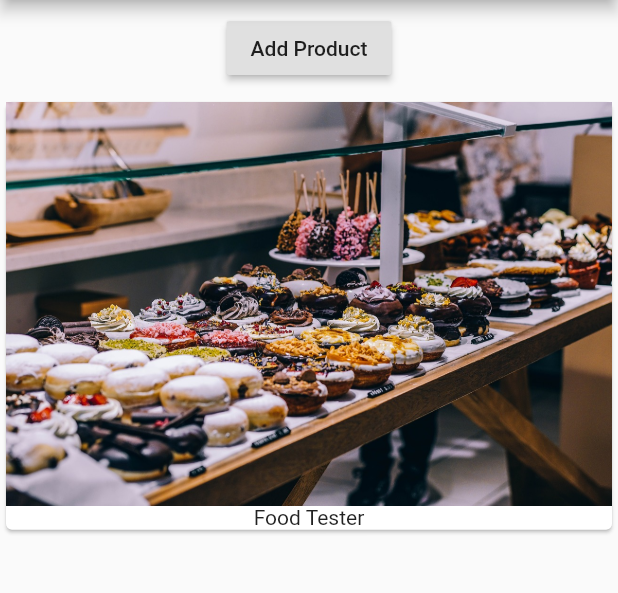
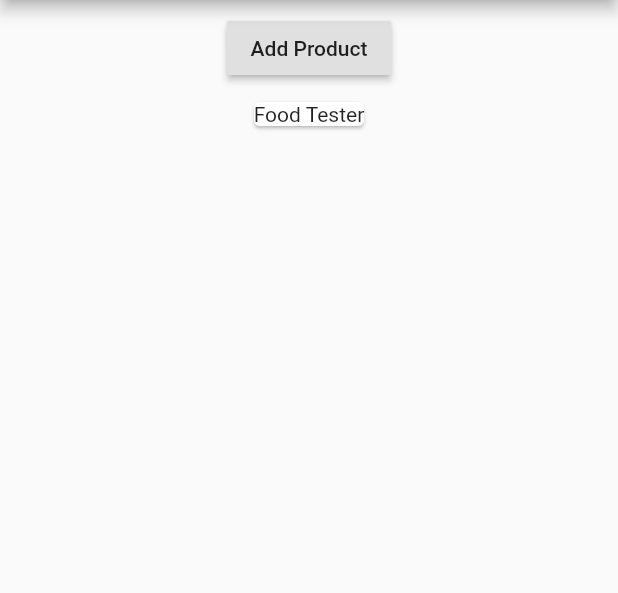
Before and after one commit to andres-gr/udemy-flutter-course-2019, a Flutter app: the screen it shows after launch, on a phone screen of 412 x 824 dp, the part 84-677 px from its top. Run offline on Flutter 3.47's test engine with Material 2 defaults, Android fonts, the phone set to English and light mode, and no system bars.

Commit message:
video 34 done

```diff
--- a/lib/main.dart
+++ b/lib/main.dart
@@ -11,14 +11,20 @@ class MyApp extends StatelessWidget {
   @override
   Widget build(BuildContext context) {
     return MaterialApp(
+      key: Key('MAPP'),
       home: Scaffold(
+        key: Key('MAPP_SCAFFOLD'),
         appBar: AppBar(
+          key: Key('MAPP_APPBAR'),
           title: Text('EasyList'),
         ),
         body: Center(
+          key: Key('MAPP_BODY_CENTER'),
           child: Column(
+            key: Key('MAPP_BODY_COLUMN'),
             children: <Widget>[
               ProductManager(
+                key: Key('PRODUCT_MANAGER'),
                 initialProduct: 'Food Tester',
               )
             ],
--- a/lib/productManager.dart
+++ b/lib/productManager.dart
@@ -2,8 +2,12 @@ import 'package:flutter/material.dart';
 import 'package:udemy_tutorial/products.dart';
 
 class ProductManager extends StatefulWidget {
-  const ProductManager({Key key, @required this.initialProduct})
-      : super(key: key);
+  ProductManager({
+    Key key,
+    @required this.initialProduct,
+  }) : super(key: key) {
+    print('ProductManager construct');
+  }
 
   final String initialProduct;
 
@@ -16,7 +20,14 @@ class _ProductManagerState extends State<ProductManager> {
   @override
   void initState() {
     super.initState();
+    print('ProductManager initState');
     _products.add(widget.initialProduct);
+  }
+
+  @override
+  void didUpdateWidget (ProductManager oldWidget) {
+    super.didUpdateWidget(oldWidget);
+    print('ProductManager updated');
   }
 
   void _handlePress() {
@@ -27,16 +38,21 @@ class _ProductManagerState extends State<ProductManager> {
 
   @override
   Widget build(BuildContext context) {
+    print('ProductManager build');
     return Column(
+      key: Key('PRODUCT_MANAGER_COLUMN'),
       children: <Widget>[
         Container(
+          key: Key('PRODUCT_MANAGER_BUTTON_CONTAINER'),
           margin: EdgeInsets.all(8.0),
           child: RaisedButton(
+            key: Key('PRODUCT_MANAGER_BUTTON'),
             onPressed: _handlePress,
             child: Text('Add Product'),
           ),
         ),
         Products(
+          key: Key('PRODUCTS'),
           products: _products,
         ),
       ],
--- a/lib/products.dart
+++ b/lib/products.dart
@@ -1,17 +1,20 @@
 import 'package:flutter/material.dart';
 
 class Products extends StatelessWidget {
-  const Products({
+  Products({
     Key key,
     @required this.products,
-  }) : super(key: key);
+  }) : super(key: key) {
+    print('Products construct');
+  }
 
   final List<String> products;
 
   Card buildCard(String product) => Card(
         child: Column(
+          key: Key('BUILDCARD_COLUMN'),
           children: <Widget>[
-            Image.asset('assets/food.jpg'),
+            // Image.asset('assets/food.jpg'),
             Text(product),
           ],
         ),
@@ -19,7 +22,9 @@ class Products extends StatelessWidget {
 
   @override
   Widget build(BuildContext context) {
+    print('Products build');
     return Column(
+      key: Key('PRODUCTS_BUILD_COLUMN'),
       children: products.map((String product) => buildCard(product)).toList(),
     );
   }
```
